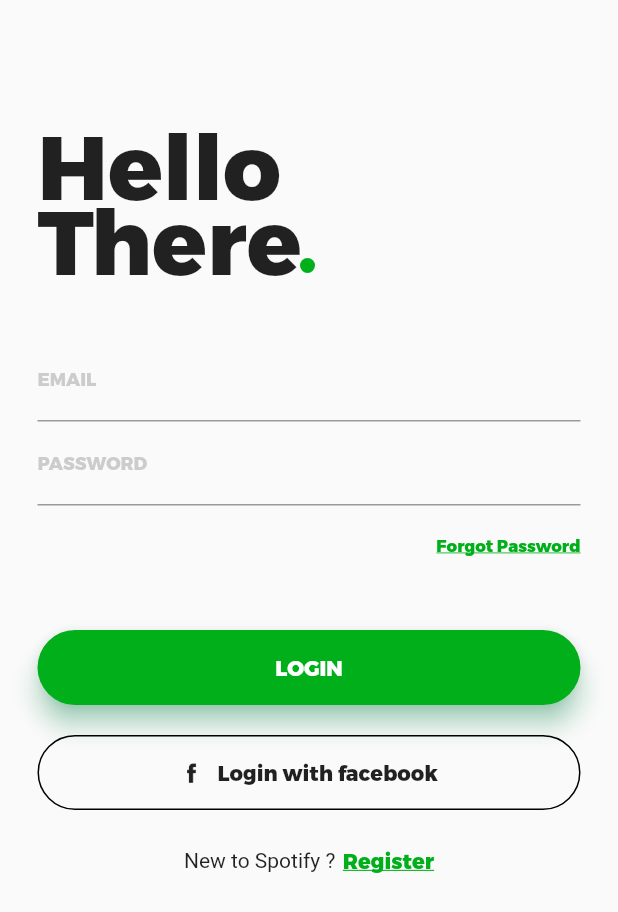
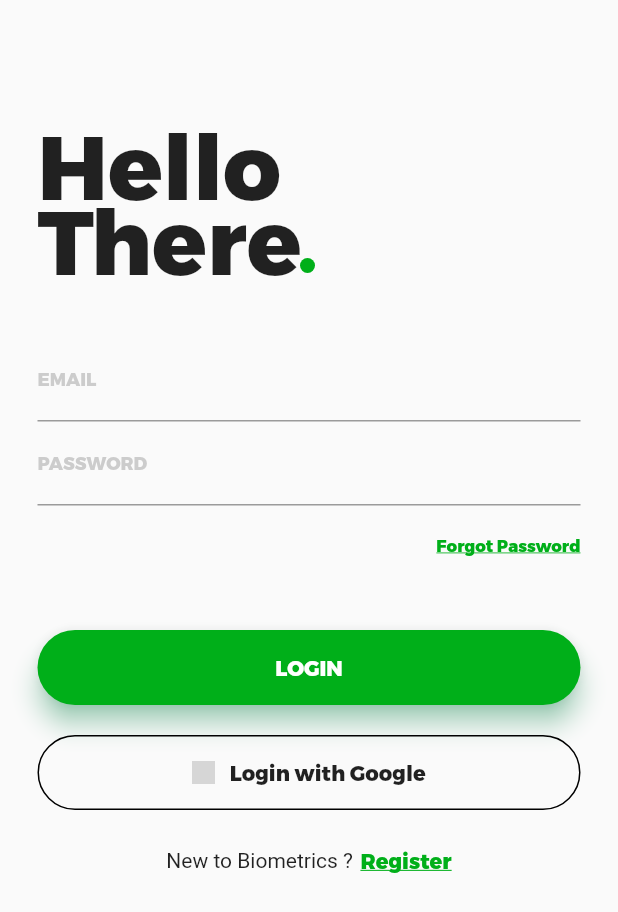
Before and after one commit to NisalC/keystrokes, a Flutter app: the screen it shows after launch, on a phone screen of 412 x 824 dp. Shown: the top 912 px of the screen. Run offline on Flutter 3.47's test engine with Material 2 defaults, Android fonts, the phone set to English and light mode, and no system bars; our stand-ins replace firebase_auth, firebase_core; missing offline and left inert: flutter_login_facebook; accounts and stored records are empty; grey boxes are pictures that could not be loaded.

Commit message:
changes added in the logiin page for the sign in changes

```diff
--- a/flutter2.0-firebasestarter/lib/login_page.dart
+++ b/flutter2.0-firebasestarter/lib/login_page.dart
@@ -157,11 +157,11 @@ class _LoginPageState extends State<LoginPage> {
                     mainAxisAlignment: MainAxisAlignment.center,
                     children: [
                       Center(
-                          child: ImageIcon(AssetImage('assets/facebook.png'),
+                          child: ImageIcon(AssetImage('assets/google.png'),
                               size: 15.0)),
                       SizedBox(width: 10.0),
                       Center(
-                          child: Text('Login with facebook',
+                          child: Text('Login with Google',
                               style: TextStyle(fontFamily: 'Trueno'))),
                     ],
                   ),
@@ -169,7 +169,7 @@ class _LoginPageState extends State<LoginPage> {
           ),
           SizedBox(height: 25.0),
           Row(mainAxisAlignment: MainAxisAlignment.center, children: [
-            Text('New to Spotify ?'),
+            Text('New to Biometrics ?'),
             SizedBox(width: 5.0),
             InkWell(
                 onTap: () {
```
Also changed, not shown: flutter2.0-firebasestarter/assets/google.png (added), 1 other file.
